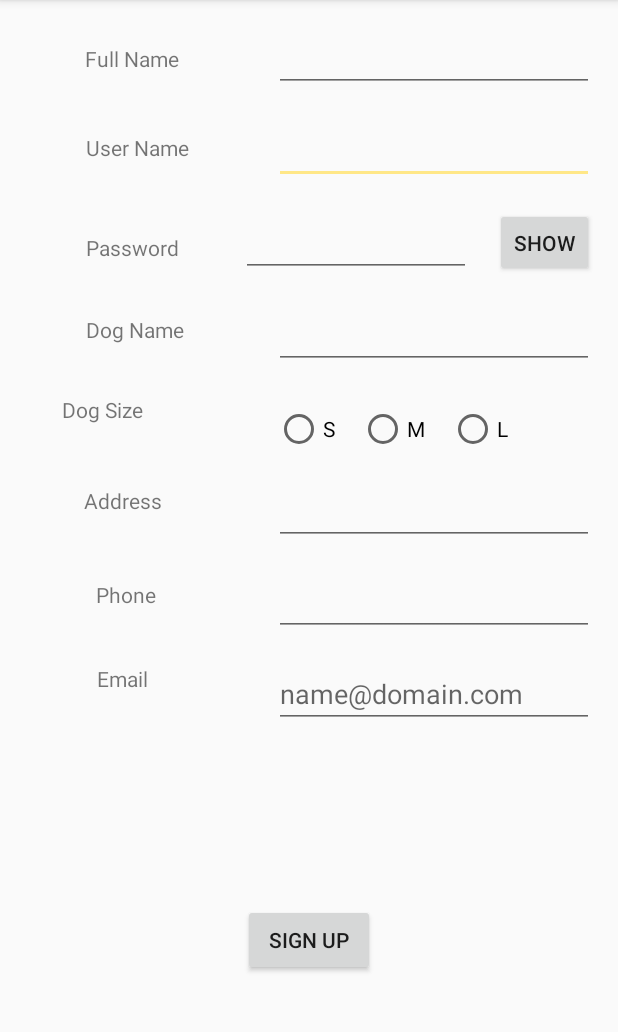
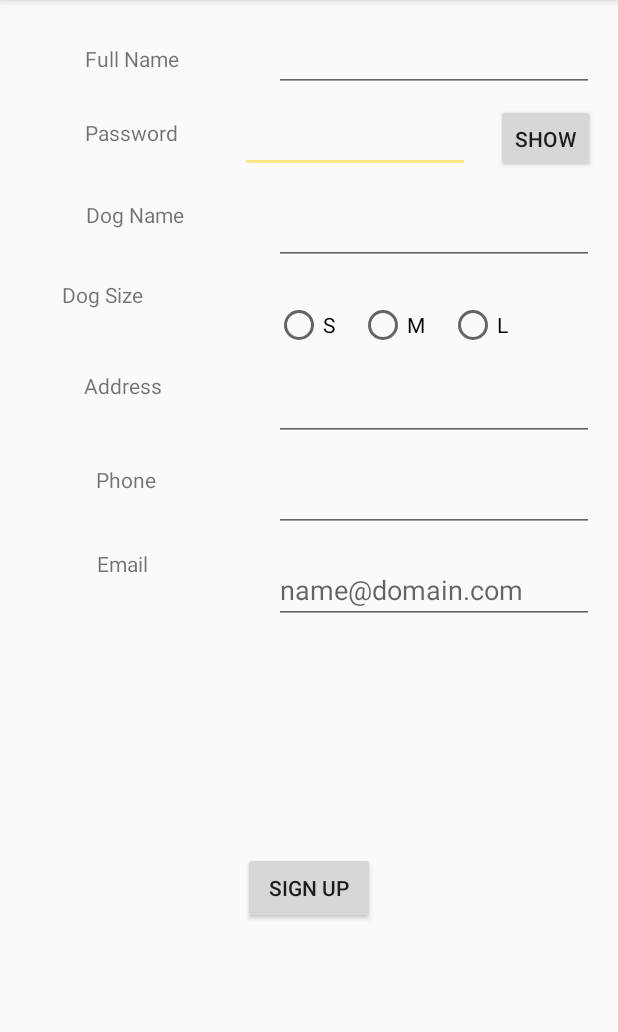
Before and after one commit to rotem411/TinDogBest, an Android app: the screen it shows after launch (SignUpActivity), after a tap on "SIGN UP", on a phone screen of 412 x 824 dp, the part 84-1116 px from its top. Run offline under Robolectric (Android 15) with nearby library versions, the phone set to English and light mode, and no system bars.

Commit message:
testing sign in flow

```diff
--- a/app/src/main/java/com/rotemarbiv/tin/MainActivity.java
+++ b/app/src/main/java/com/rotemarbiv/tin/MainActivity.java
@@ -27,7 +27,7 @@ public class MainActivity extends AppCompatActivity {
     private String emailString;
     private static BackendSimulator backend = BackendSimulator.getInstance();
 
-    private ArrayList<Task> serverResponse;
+    private com.rotemarbiv.tin.backend.User serverResponse;
 
 
     @Override
@@ -36,16 +36,16 @@ public class MainActivity extends AppCompatActivity {
         setContentView(R.layout.activity_main);
 
         email = (EditText) findViewById(R.id.emailInput);
-        emailString = email.getText().toString();
         password = (EditText) findViewById(R.id.passwordInput);
-        passwordString = password.getText().toString();
         signInButton = (Button) findViewById(R.id.signInButton);
-        self = new User(email.getText().toString(), password.getText().toString(), true);
 
 
         signInButton.setOnClickListener(new View.OnClickListener(){
             public void onClick(View v){
-                 if (email.getText().toString().trim().length()>0
+                emailString = email.getText().toString();
+                passwordString = password.getText().toString();
+
+                if (email.getText().toString().trim().length()>0
                          && password.getText().toString().trim().length() > 0){
                             serverResponse = backend.signIn(emailString, passwordString);
                             if(serverResponse == null){
@@ -55,8 +55,9 @@ public class MainActivity extends AppCompatActivity {
                             }
                             else{
                                 //sign in as the user - dont know who
+                                self = User.convertBackendUserToUser(serverResponse);
                                 Intent intent = new Intent(MainActivity.this, HomeActivity.class);
-                                intent.putExtra("taskList", serverResponse);
+                                intent.putExtra("selfUser", self);
                                 startActivity(intent);
                             }
                  }
--- a/app/src/main/res/layout/sign_up.xml
+++ b/app/src/main/res/layout/sign_up.xml
@@ -7,40 +7,17 @@
     android:layout_height="match_parent">
 
     <TextView
-        android:id="@+id/emailLabel"
-        android:layout_width="wrap_content"
-        android:layout_height="wrap_content"
-        android:text="User Name"
-        android:layout_marginTop="40dp"
-        app:layout_constraintTop_toBottomOf="@+id/fullNameLabel"
-        app:layout_constraintRight_toLeftOf="@+id/emailInput"
-        android:layout_marginRight="16dp"
-        android:layout_marginLeft="16dp"
-        app:layout_constraintLeft_toLeftOf="parent" />
-
-    <TextView
         android:id="@+id/passwordLabel"
         android:layout_width="wrap_content"
         android:layout_height="wrap_content"
         android:text="Password"
-        android:layout_marginTop="47dp"
-        app:layout_constraintTop_toBottomOf="@+id/emailLabel"
         app:layout_constraintRight_toLeftOf="@+id/passwordInput"
         android:layout_marginRight="16dp"
         android:layout_marginLeft="16dp"
         app:layout_constraintLeft_toLeftOf="parent"
-        app:layout_constraintHorizontal_bias="0.615" />
-
-    <EditText
-        android:id="@+id/emailInput"
-        android:layout_width="wrap_content"
-        android:layout_height="wrap_content"
-        android:ems="10"
-        android:inputType="textPersonName"
-        android:layout_marginTop="16dp"
-        app:layout_constraintTop_toBottomOf="@+id/fullNameInput"
-        android:layout_marginRight="16dp"
-        app:layout_constraintRight_toRightOf="parent" />
+        app:layout_constraintHorizontal_bias="0.615"
+        android:layout_marginTop="30dp"
+        app:layout_constraintTop_toBottomOf="@+id/fullNameLabel" />
 
     <EditText
         android:id="@+id/passwordInput"
@@ -48,10 +25,10 @@
         android:layout_height="46dp"
         android:ems="10"
         android:inputType="textPassword"
-        android:layout_marginTop="16dp"
-        app:layout_constraintTop_toBottomOf="@+id/emailInput"
         app:layout_constraintRight_toLeftOf="@+id/showPasswordButton"
-        android:layout_marginRight="16dp" />
+        android:layout_marginRight="17dp"
+        android:layout_marginTop="8dp"
+        app:layout_constraintTop_toBottomOf="@+id/fullNameInput" />
 
     <Button
         android:id="@+id/signUpButton"
@@ -206,10 +183,10 @@
         android:layout_width="66dp"
         android:layout_height="46dp"
         android:text="Show"
-        android:layout_marginTop="16dp"
-        app:layout_constraintTop_toBottomOf="@+id/emailInput"
-        android:layout_marginRight="16dp"
-        app:layout_constraintRight_toRightOf="parent" />
+        android:layout_marginRight="15dp"
+        app:layout_constraintRight_toRightOf="parent"
+        android:layout_marginTop="8dp"
+        app:layout_constraintTop_toBottomOf="@+id/fullNameInput" />
 
     <RadioGroup
         android:id="@+id/RGroup"
```
Also changed, not shown: app/src/main/java/com/rotemarbiv/tin/HomeActivity.java (+20 -18 lines), app/src/main/java/com/rotemarbiv/tin/SignUpActivity.java (+11 -9 lines), app/src/main/java/com/rotemarbiv/tin/User.java (+7 -0 lines), app/src/main/res/layout/activity_main.xml (+12 -10 lines).
